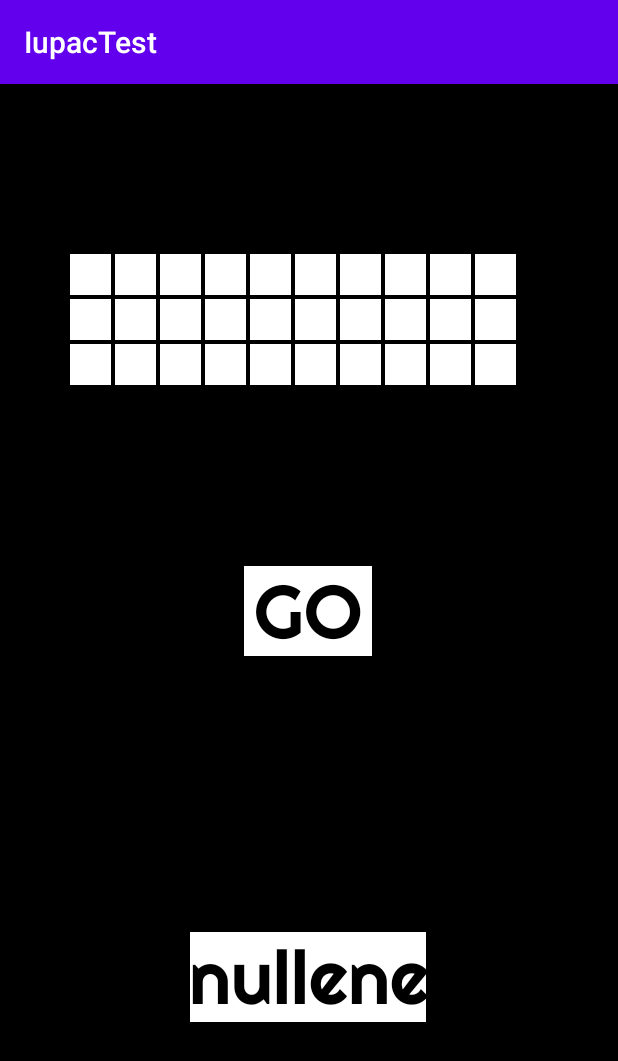
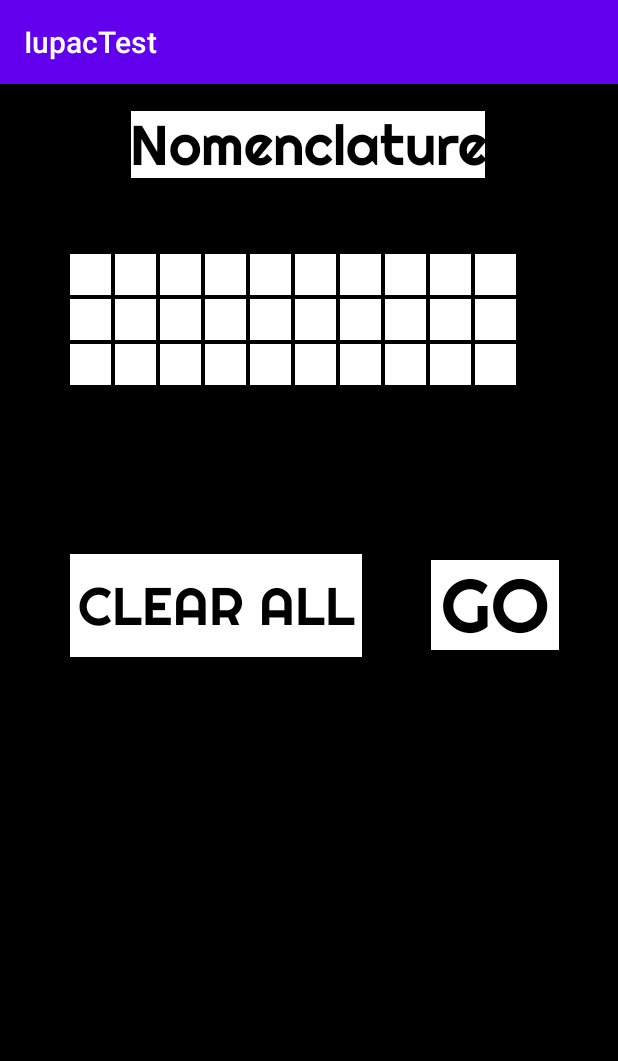
Before and after one commit to IonicNeel/iupac, an Android app: the screen it shows after launch (MainActivity), after a tap on "GO", on a phone screen of 412 x 824 dp. Shown: the top 1061 px of the screen. Run offline under Robolectric (Android 15) with nearby library versions, the phone set to English and light mode, and no system bars.

```diff
--- a/app/src/main/java/com/example/iupactest/MainActivity.java
+++ b/app/src/main/java/com/example/iupactest/MainActivity.java
@@ -12,17 +12,20 @@ import android.widget.TextView;
 public class MainActivity extends AppCompatActivity {
     String[][] grid = new String[3][10];
     char var2;
-    int resid,l=0;
+    int resid,l=0, fic,fjc,j;
     String ans,carbon,hydrogen,temp,var;
-    Button go;
+    Button go,clear;
     TextView answer;
     String[] wordroot = new String[12];
-    int carbons = 0, hydrogens = 0;
+    int carbons = 0, hydrogens = 0, oxygens =0;
+    Boolean found;
     @Override
     protected void onCreate(Bundle savedInstanceState) {
         super.onCreate(savedInstanceState);
+        found = false;
         setContentView(R.layout.activity_main);
         go = findViewById(R.id.go);
+        clear = findViewById(R.id.clear);
         answer = findViewById(R.id.answer);
         carbon = "C";
         hydrogen = "H";
@@ -47,27 +50,75 @@ public class MainActivity extends AppCompatActivity {
                         resid = getResources().getIdentifier(temp,"id", getPackageName());
                         EditText t = findViewById(resid);
                         var = ((EditText) findViewById(resid)).getText().toString();
-                        System.out.println("Value of \""+temp+"\" is: \""+var+"\"");
+//                        System.out.println("Value of \""+temp+"\" is: \""+var+"\"");
                         if(var.equals("C"))
-                            carbons++;
+                            carbons=carbons+1;
                         else if(var.equals("H"))
                             hydrogens++;
+                        else if(var.equals("O"))
+                            oxygens++;
+
+                        if(carbons == 1 && found.equals(false)){
+                            fic = i;
+                            fjc = j;
+                            found = true;
+                        }
+                        grid[i][j] = var;
+//                        System.out.println(temp+" - carbs- "+carbons);
                     }
                 }
-                System.out.println("Carbons = "+carbons);
+//                System.out.println("Carbons = "+carbons);
+                carbons=0;hydrogens=0;
+                System.out.println(fic+" "+fjc);
+                for(int j = fjc;j<9;j++){
+                    if(grid[fic][j].equals("C"))
+                        hydrogens+=0;
+                    else
+                        break;
+
+                    carbons++;
+                    if(grid[fic-1][j].equals("H"))
+                        hydrogens++;
+                    if(grid[fic+1][j].equals("H"))
+                        hydrogens++;
+                    if(grid[fic][j-1].equals("H"))
+                        hydrogens++;
+                    if(grid[fic][j+1].equals("H")){
+                        hydrogens++;
+                    }
+                }
+                System.out.println("Hy - "+hydrogens);
+
+
                 ans = wordroot[carbons];
-                if(hydrogens == (carbons*2)+2){
-                    ans = ans + "ane";
-                }
-                else if(hydrogens == carbons*2){
-                    ans = ans+"ene";
-                }
-                else if(hydrogens == (carbons*2)-2 && hydrogens!=0){
-                    ans = ans+"yne";
+                if(oxygens == 0) {
+                    if (hydrogens == (carbons * 2) + 2) {
+                        ans = ans + "ane";
+                    }
+                    else if (hydrogens == carbons * 2 && carbons > 1) {
+                        ans = ans + "ene";
+                    }
+                    else if (hydrogens == (carbons * 2) - 2 && hydrogens != 0) {
+                        ans = ans + "yne";
+                    }
                 }
                 answer.setVisibility(View.VISIBLE);
                 answer.setText(ans);
+            }
+        });
 
+        clear.setOnClickListener(new View.OnClickListener() {
+            @Override
+            public void onClick(View v) {
+                for(int i = 0;i<3;i++){
+                    for(int j = 0;j<10;j++){
+                        temp = "cell"+i+j;
+                        resid = getResources().getIdentifier(temp,"id", getPackageName());
+                        EditText t = findViewById(resid);
+                        t.setText("");
+                        answer.setVisibility(View.INVISIBLE);
+                    }
+                }
             }
         });
     }
--- a/app/src/main/res/layout/activity_main.xml
+++ b/app/src/main/res/layout/activity_main.xml
@@ -323,18 +323,35 @@
         android:id="@+id/go"
         android:layout_width="wrap_content"
         android:layout_height="wrap_content"
+        android:background="@drawable/border"
         android:fontFamily="@font/righteous"
+        android:text="Go"
+        android:textAlignment="center"
+        android:textColor="@android:color/black"
         android:textSize="50dp"
-        android:text="Go"
-        android:textColor="@android:color/black"
-        android:background="@drawable/border"
-        android:textAlignment="center"
         app:layout_constraintBottom_toBottomOf="parent"
         app:layout_constraintEnd_toEndOf="parent"
-        app:layout_constraintHorizontal_bias="0.498"
+        app:layout_constraintHorizontal_bias="0.882"
         app:layout_constraintStart_toStartOf="parent"
         app:layout_constraintTop_toTopOf="parent"
-        app:layout_constraintVertical_bias="0.454" />
+        app:layout_constraintVertical_bias="0.448" />
+
+    <Button
+        android:id="@+id/clear"
+        android:layout_width="197dp"
+        android:layout_height="71dp"
+        android:background="@drawable/border"
+        android:fontFamily="@font/righteous"
+        android:text="Clear All"
+        android:textAlignment="center"
+        android:textColor="@android:color/black"
+        android:textSize="35dp"
+        app:layout_constraintBottom_toBottomOf="parent"
+        app:layout_constraintEnd_toEndOf="parent"
+        app:layout_constraintHorizontal_bias="0.21"
+        app:layout_constraintStart_toStartOf="parent"
+        app:layout_constraintTop_toTopOf="parent"
+        app:layout_constraintVertical_bias="0.448" />
 
     <TextView
         android:id="@+id/answer"
@@ -354,4 +371,22 @@
         app:layout_constraintTop_toTopOf="parent"
         app:layout_constraintVertical_bias="0.8" />
 
+    <TextView
+        android:id="@+id/Title"
+        android:layout_width="wrap_content"
+        android:layout_height="wrap_content"
+        android:background="@drawable/border"
+        android:fontFamily="@font/righteous"
+        android:text="Nomenclature"
+        android:textAlignment="center"
+        android:clickable="false"
+        android:textColor="@android:color/black"
+        android:textSize="37dp"
+        app:layout_constraintBottom_toBottomOf="parent"
+        app:layout_constraintEnd_toEndOf="parent"
+        app:layout_constraintHorizontal_bias="0.497"
+        app:layout_constraintStart_toStartOf="parent"
+        app:layout_constraintTop_toTopOf="parent"
+        app:layout_constraintVertical_bias="0.023" />
+
 </androidx.constraintlayout.widget.ConstraintLayout>
```
Also changed, not shown: 1 other file.
